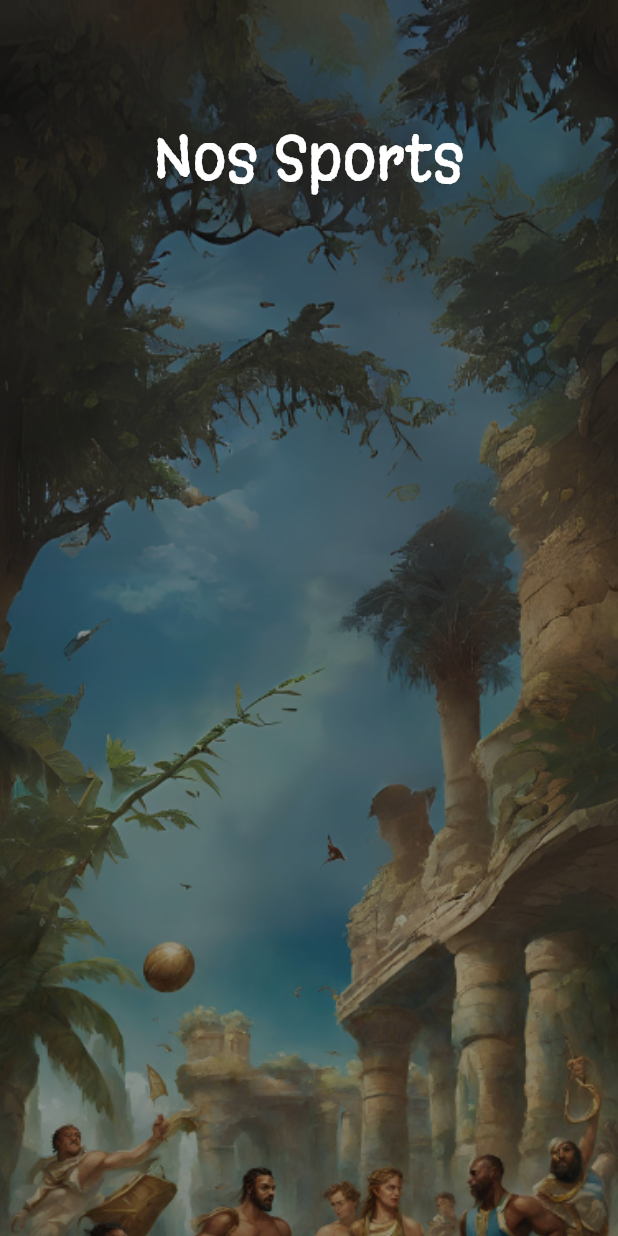
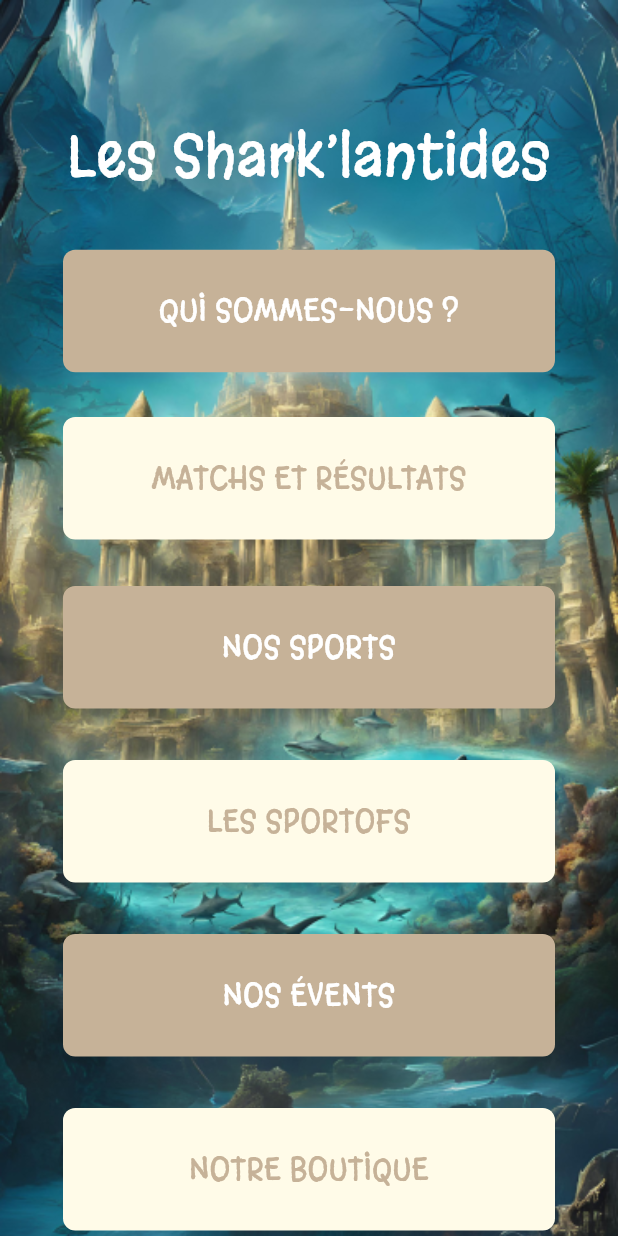
Before and after one commit to sagorahamed1/school_sports, a Flutter app: the screen it shows after launch, on a phone screen of 412 x 824 dp. Run offline on Flutter 3.47's test engine with Material 3 defaults, Android fonts, the light colour scheme and no system bars; our stand-ins replace flutter_screenutil, get.

Commit message:
Les Shark'lantider Page complated

```diff
--- a/lib/main.dart
+++ b/lib/main.dart
@@ -20,7 +20,7 @@ class MyApp extends StatelessWidget {
         debugShowCheckedModeBanner: false,
         title: 'Flutter Demo',
         theme: Themes().lightTheme,
-        home: const NosSportsScreen(),
+        home:LesSharklantides(),
       ),
     );
   }
--- a/lib/utils/app_colors.dart
+++ b/lib/utils/app_colors.dart
@@ -2,4 +2,6 @@ import 'package:flutter/material.dart';
 
 class AppColors{
   static const Color whiteFont = Color(0xFF0FFFFFFFF);
+  static const Color nutLight = Color(0xFFc6b298);
+  static const Color whiteLight = Color(0xFFfffbe8);
 }
--- a/lib/utils/app_constants.dart
+++ b/lib/utils/app_constants.dart
@@ -1,3 +1,10 @@
 class AppConstants{
-  static const String nosSports = "Nos Sports";
+  static const String nosSports = "Nos sports";
+  static const String nosSportscAP = "NOS SPORTS";
+  static const String lesSharklantides = "Les Shark’lantides";
+  static const String quiSommes = "QUI SOMMES-NOUS ?";
+  static const String matchsEt = "MATCHS ET RÉSULTATS";
+  static const String lesSports = "LES SPORTOFS";
+  static const String nosEvents = "NOS ÉVENTS";
+  static const String notreBoutique = "NOTRE BOUTIQUE";
 }
--- a/lib/utils/app_images.dart
+++ b/lib/utils/app_images.dart
@@ -10,4 +10,5 @@ class AppImages{
   static const String futsal = "$path/Futsal.png";
   static const String natation = "$path/Natation.png";
   static const String handball = "$path/Handball.png";
+  static const String lesSharklantidesBg = "$path/LesSharklantidesBg.png";
 }
--- /dev/null
+++ b/lib/views/screens/les_shark_lantides/Inner_Widget/custom_card.dart
@@ -0,0 +1,39 @@
+import 'package:flutter/material.dart';
+import 'package:flutter_screenutil/flutter_screenutil.dart';
+import '../../../widgets/custom_text.dart';
+
+class CustomCard extends StatelessWidget {
+  final String title;
+  final Color textColor;
+  final Color bgColor;
+  final VoidCallback onpress;
+  const CustomCard({
+    super.key,
+    required this.title,
+    required this.textColor,
+    required this.bgColor,
+    required this.onpress,
+  });
+
+  @override
+  Widget build(BuildContext context) {
+    return GestureDetector(
+      onTap: onpress,
+      child: Container(
+        width: double.infinity,
+        height: 74.w,
+        decoration: BoxDecoration(
+            color: bgColor, borderRadius: BorderRadius.circular(8.h)),
+        child: Center(
+          child: CustomText(
+            text: title,
+            fontName: 'Margarine',
+            fontsize: 17.w,
+            fontWeight: FontWeight.w400,
+            color: textColor,
+          ),
+        ),
+      ),
+    );
+  }
+}
--- a/lib/views/screens/les_shark_lantides/les_shark_lantides.dart
+++ b/lib/views/screens/les_shark_lantides/les_shark_lantides.dart
@@ -1,22 +1,91 @@
 import 'package:flutter/material.dart';
-import 'package:school_sports/views/widgets/custom_shadow_text.dart';
+import 'package:flutter_screenutil/flutter_screenutil.dart';
+import 'package:school_sports/utils/app_colors.dart';
+import 'package:school_sports/utils/app_constants.dart';
+import 'package:school_sports/utils/app_images.dart';
 import 'package:school_sports/views/widgets/custom_text.dart';
+import 'Inner_Widget/custom_card.dart';
 
-class LesSharkLantidesScreen extends StatelessWidget {
-  const LesSharkLantidesScreen({super.key});
+class LesSharklantides extends StatelessWidget {
+  const LesSharklantides({super.key});
 
   @override
   Widget build(BuildContext context) {
     return Scaffold(
-
-      backgroundColor: Colors.black12,
-
-      body: Column(
-        children: [
-          CustomText(text: "sagor ahammed", fontName: "Puritan",),
-          CustomText(text: "sagor ahammed",),
-          CustomShadowText(text: "sagor ahammed",)
-        ],
+      backgroundColor: Colors.black,
+      body: SingleChildScrollView(
+        child: Stack(
+          children: [
+            //==================================> Background Image <=================================>>
+            SizedBox(
+              width: double.infinity,
+              child: Image.asset(
+                AppImages.lesSharklantidesBg,
+                fit: BoxFit.cover,
+              ),
+            ),
+            //==========================================================================================>>
+            Padding(
+              padding: const EdgeInsets.symmetric(horizontal: 42),
+              child: Column(
+                children: [
+                  Align(
+                    alignment: Alignment.center,
+                    child: CustomText(
+                      top: 74.h,
+                      text: AppConstants.lesSharklantides,
+                      fontName: "Margarine",
+                      fontsize: 32.sp,
+                      color: AppColors.whiteFont,
+                    ),
+                  ),
+                  SizedBox(height: 31.w),
+                  CustomCard(
+                    onpress: () {},
+                    title: AppConstants.quiSommes,
+                    textColor: Colors.white,
+                    bgColor: AppColors.nutLight,
+                  ),
+                  SizedBox(height: 27.w),
+                  CustomCard(
+                    onpress: () {},
+                    title: AppConstants.matchsEt,
+                    textColor: AppColors.nutLight,
+                    bgColor: AppColors.whiteLight,
+                  ),
+                  SizedBox(height: 28.w),
+                  CustomCard(
+                    onpress: () {},
+                    title: AppConstants.nosSportscAP,
+                    textColor: Colors.white,
+                    bgColor: AppColors.nutLight,
+                  ),
+                  SizedBox(height: 31.w),
+                  CustomCard(
+                    onpress: () {},
+                    title: AppConstants.lesSports,
+                    textColor: AppColors.nutLight,
+                    bgColor: AppColors.whiteLight,
+                  ),
+                  SizedBox(height: 31.w),
+                  CustomCard(
+                    onpress: () {},
+                    title: AppConstants.nosEvents,
+                    textColor: Colors.white,
+                    bgColor: AppColors.nutLight,
+                  ),
+                  SizedBox(height: 31.w),
+                  CustomCard(
+                    onpress: () {},
+                    title: AppConstants.notreBoutique,
+                    textColor: AppColors.nutLight,
+                    bgColor: AppColors.whiteLight,
+                  ),
+                ],
+              ),
+            ),
+          ],
+        ),
       ),
     );
   }
```
Also changed, not shown: assets/images/LesSharklantidesBg.png (added).
